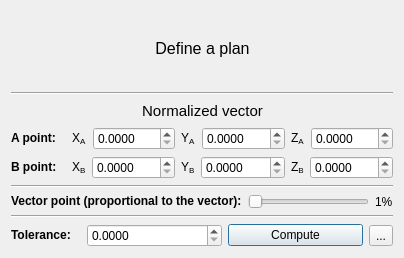
Before: the Qt Designer form qExametrics/exametricsDialog.ui in CleiK/Exametrics, drawn with Qt 5.
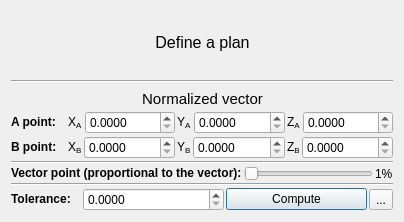
After: the same form once the commit is applied. Icons and pictures are not drawn.

The edit to the form file:
```diff
--- a/qExametrics/exametricsDialog.ui
+++ b/qExametrics/exametricsDialog.ui
@@ -7,7 +7,7 @@
     <x>0</x>
     <y>0</y>
     <width>404</width>
-    <height>258</height>
+    <height>222</height>
    </rect>
   </property>
   <property name="windowTitle">
@@ -16,6 +16,9 @@
   <layout class="QVBoxLayout" name="verticalLayout">
    <item>
     <layout class="QHBoxLayout" name="TitleHLayout">
+     <property name="leftMargin">
+      <number>0</number>
+     </property>
      <item>
       <spacer name="horizontalSpacer_5">
        <property name="orientation">
@@ -71,6 +74,12 @@
    </item>
    <item>
     <layout class="QVBoxLayout" name="ParametersVerticalLayout">
+     <property name="spacing">
+      <number>2</number>
+     </property>
+     <property name="leftMargin">
+      <number>0</number>
+     </property>
      <item>
       <layout class="QHBoxLayout" name="vectorPointsHorizontalLayout">
        <item>
```
